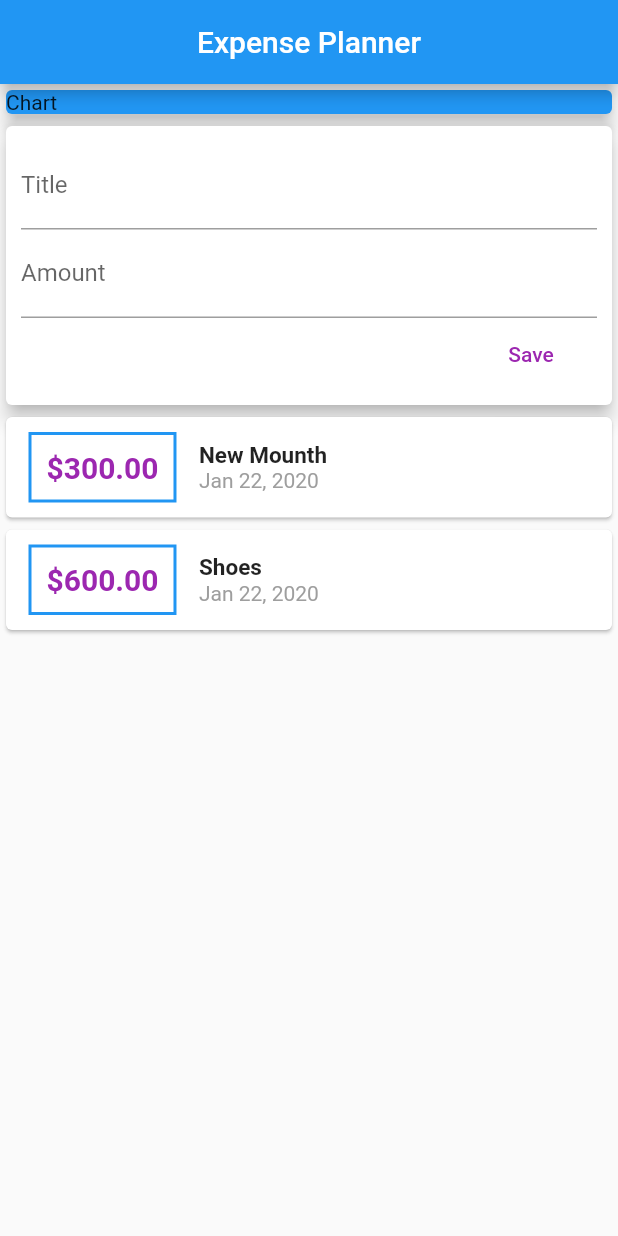
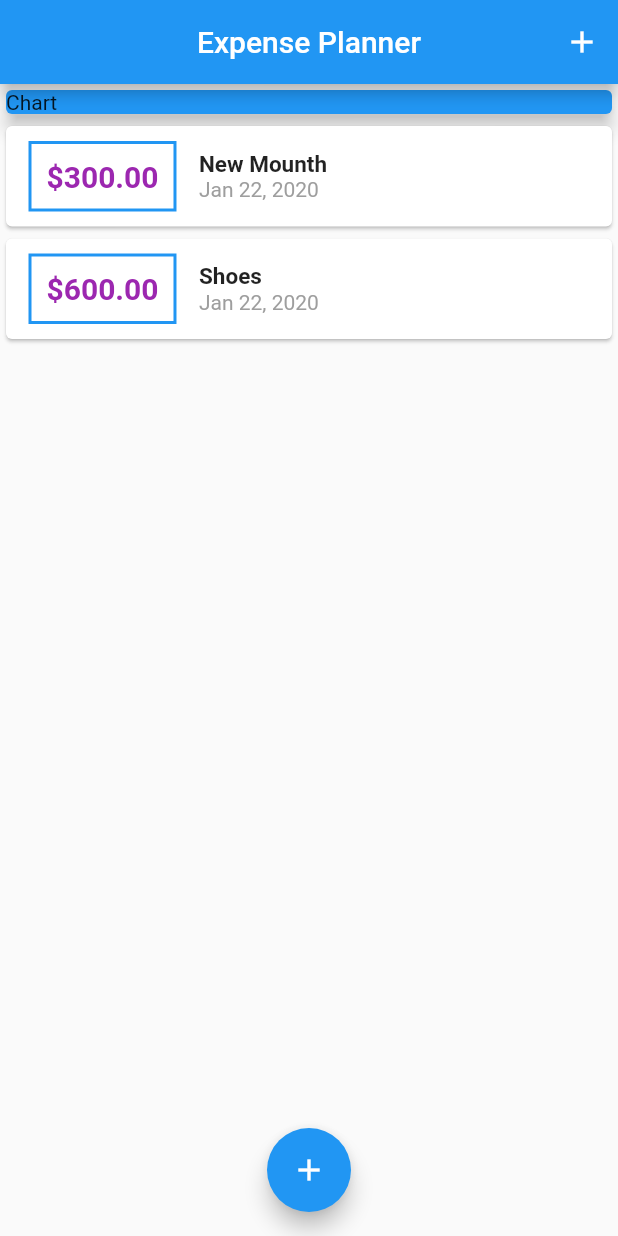
Before and after one commit to ahmed3ssem/ExpensePlanner-FlutterApp, a Flutter app: the screen it shows after launch, on a phone screen of 412 x 824 dp. Run offline on Flutter 3.47's test engine with Material 2 defaults, Android fonts, the phone set to English and light mode, and no system bars.

```diff
--- a/lib/main.dart
+++ b/lib/main.dart
@@ -1,6 +1,6 @@
+import 'package:expense_planner/model/transaction.dart';
 import 'package:expense_planner/widget/new_transaction.dart';
 import 'package:expense_planner/widget/transaction_list.dart';
-import 'package:expense_planner/widget/user_transaction.dart';
 import 'package:flutter/material.dart';
 import 'package:intl/intl.dart';
 
@@ -11,15 +11,48 @@ class MyApp extends StatelessWidget {
   Widget build(BuildContext context) {
     return MaterialApp(
       title: 'Flutter App',
+      debugShowCheckedModeBanner: false,
       home: MyHomePage(),
     );
   }
 }
 
-class MyHomePage extends StatelessWidget {
+class MyHomePage extends StatefulWidget{
+  @override
+  MyHomePageState createState()=> MyHomePageState();
+}
+
+class MyHomePageState extends State<MyHomePage> {
 
   final titleController = TextEditingController();
   final amountController = TextEditingController();
+
+  final List<Transaction> userTransaction = [
+    Transaction(id: "t1", tittle: "New Mounth", amount: 300.0, date: DateTime.now()),
+    Transaction(id: "t2", tittle: "Shoes", amount: 600.0, date: DateTime.now()),
+  ];
+
+  void _addNewTransaction(String title , double amount)
+  {
+    final newTx = Transaction(id: DateTime.now().toString(),tittle: title,amount: amount,date: DateTime.now());
+
+    setState(() {
+      userTransaction.add(newTx);
+    });
+  }
+
+
+  void startAddNewTransaction(BuildContext context)
+  {
+    showModalBottomSheet(context:context, builder: (_){
+      //when click on any empty space , the add dialog will disapper
+      return GestureDetector(
+        onTap: (){},
+        child: NewTransaction(_addNewTransaction),
+        behavior: HitTestBehavior.opaque,
+      );
+    });
+  }
 
   @override
   Widget build(BuildContext context) {
@@ -27,9 +60,14 @@ class MyHomePage extends StatelessWidget {
         appBar: AppBar(
           title: Text('Expense Planner'),
           centerTitle: true,
+          actions: <Widget>[
+            IconButton(
+                icon: Icon(Icons.add),
+                onPressed: (){})
+          ],
         ),
-        body: Column(
-          children: <Widget>[
+        body: SingleChildScrollView(
+          child: Column(children: <Widget>[
             Container(
               width: double.infinity,
               child: Card(
@@ -38,8 +76,14 @@ class MyHomePage extends StatelessWidget {
                 elevation: 5,
               ),
             ),
-            UserTransaction()
-          ],
-        ));
+            TransactionList(userTransaction)
+          ],),
+        ),
+      floatingActionButtonLocation: FloatingActionButtonLocation.centerFloat,
+      floatingActionButton: FloatingActionButton(
+        child: Icon(Icons.add),
+        onPressed: ()=>startAddNewTransaction(context),
+      ),
+    );
   }
 }
--- a/lib/widget/transaction_list.dart
+++ b/lib/widget/transaction_list.dart
@@ -9,7 +9,7 @@ class TransactionList extends StatelessWidget {
   @override
   Widget build(BuildContext context) {
     return Container(
-      height: 300,
+      height: 450,
         child: ListView.builder(
             itemBuilder: (context,index){
                return Card(
--- a/lib/widget/user_transaction.dart
+++ /dev/null
@@ -1,36 +0,0 @@
-import 'package:expense_planner/model/transaction.dart';
-import 'package:expense_planner/widget/new_transaction.dart';
-import 'package:expense_planner/widget/transaction_list.dart';
-import 'package:flutter/material.dart';
-
-class UserTransaction extends StatefulWidget {
-  @override
-  _UserTransactionState createState() => _UserTransactionState();
-}
-
-class _UserTransactionState extends State<UserTransaction> {
-
-  final List<Transaction> userTransaction = [
-    Transaction(id: "t1", tittle: "New Mounth", amount: 300.0, date: DateTime.now()),
-    Transaction(id: "t2", tittle: "Shoes", amount: 600.0, date: DateTime.now()),
-  ];
-
-  void _addNewTransaction(String title , double amount)
-  {
-    final newTx = Transaction(id: DateTime.now().toString(),tittle: title,amount: amount,date: DateTime.now());
-
-    setState(() {
-      userTransaction.add(newTx);
-    });
-  }
-
-  @override
-  Widget build(BuildContext context) {
-    return Column(
-      children: <Widget>[
-        NewTransaction(_addNewTransaction),
-        TransactionList(userTransaction)
-      ],
-    );
-  }
-}
```
Also changed, not shown: lib/widget/new_transaction.dart (+13 -5 lines).
